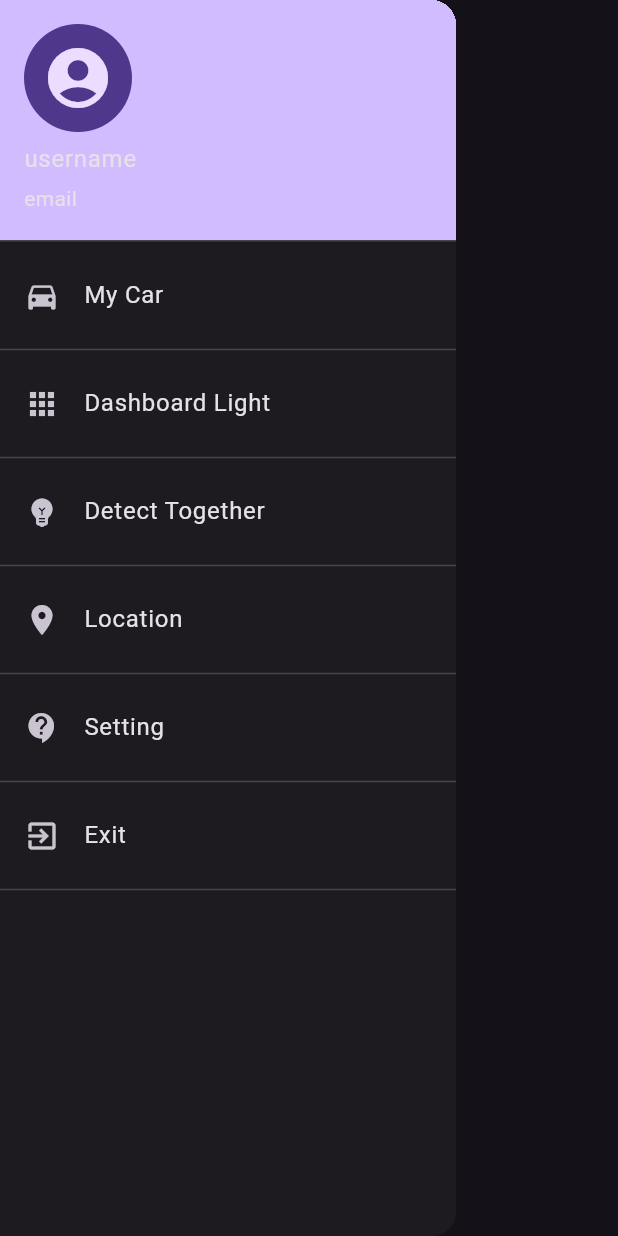
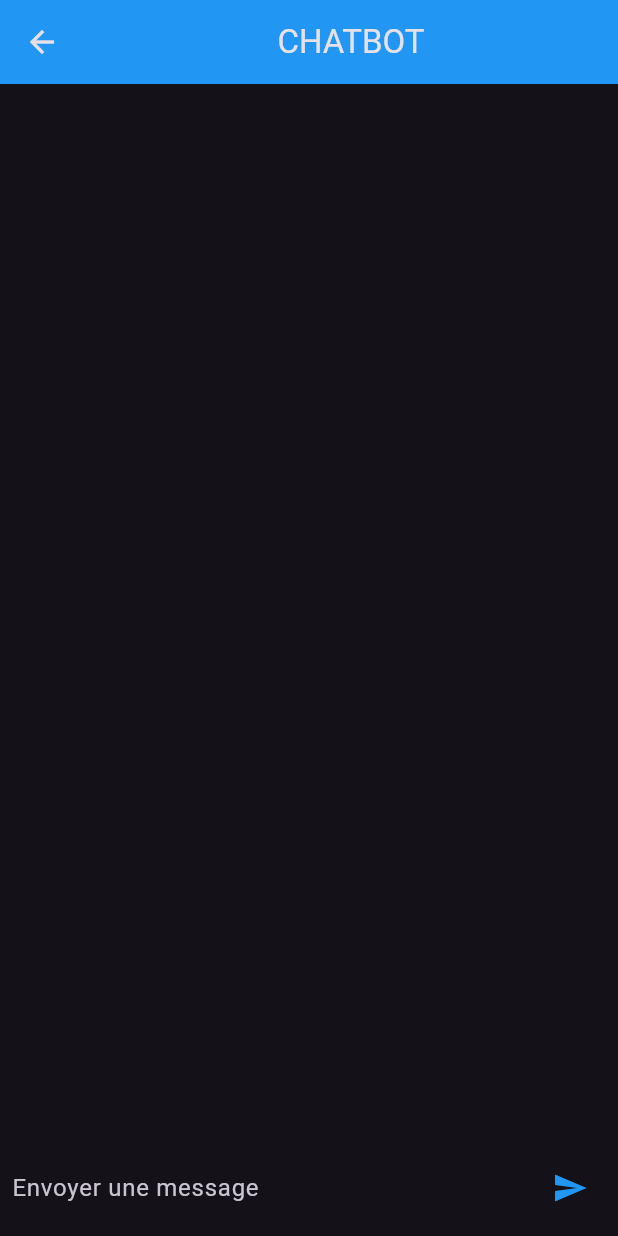
Before and after one commit to Bouamaid-Aymen/Auto-Car--Flutter, a Flutter app: the NavBar widget shown alone on an empty page, opened directly, after a tap on "Detect Together", on a phone screen of 412 x 824 dp. Run offline on Flutter 3.47's test engine with Material 3 defaults, Android fonts, the phone set to English and light mode, and no system bars; our stand-ins replace get, image_picker, lottie, shared_preferences, velocity_x; missing offline and left inert: chat_gpt_sdk; accounts and stored records are empty; network calls fail.

Commit message:
ChatBot_Page

```diff
--- /dev/null
+++ b/lib/screens/ChatBot/chatbotPage.dart
@@ -0,0 +1,96 @@
+import 'dart:async';
+
+import 'package:chat_gpt_sdk/chat_gpt_sdk.dart';
+import 'package:flutter/material.dart';
+import 'package:my_app_car/screens/ChatBot/ChatMessage.dart';
+import 'package:velocity_x/velocity_x.dart';
+
+class Chatbot extends StatefulWidget {
+  const Chatbot({Key? key}) : super(key: key);
+
+  @override
+  State<Chatbot> createState() => _ChatbotState();
+}
+
+class _ChatbotState extends State<Chatbot> {
+  final TextEditingController _controller = TextEditingController();
+
+  final List<ChatMessage> _messages = [];
+  late OpenAI? chatGPT;
+  StreamSubscription? _subscription;
+  @override
+  void initState() {
+    super.initState();
+  }
+
+  @override
+  void dispose() {
+    _subscription?.cancel();
+    super.dispose();
+  }
+
+  void _sendMessage() {
+    setState(() {
+      _messages.insert(
+        0,
+        ChatMessage(
+          text: _controller.text,
+          sender: "Utilisateur",
+          isImage: false,
+        ),
+      );
+    });
+    _controller.clear();
+  }
+
+  Widget _buildTextComposer() {
+    return Row(
+      children: [
+        Expanded(
+          child: TextField(
+            controller: _controller,
+            onSubmitted: (value) => _sendMessage(),
+            decoration:
+                InputDecoration.collapsed(hintText: "Envoyer une message"),
+          ),
+        ),
+        IconButton(
+          onPressed: _sendMessage,
+          icon: const Icon(Icons.send, color: Colors.blue),
+        ),
+      ],
+    );
+  }
+
+  @override
+  Widget build(BuildContext context) {
+    return Scaffold(
+      appBar: AppBar(
+        backgroundColor: Colors.blue,
+        title: Center(child: const Text("CHATBOT")),
+      ),
+      body: SafeArea(
+        child: Column(
+          children: [
+            Flexible(
+              child: ListView.builder(
+                reverse: true,
+                padding: Vx.m8,
+                itemCount: _messages.length,
+                itemBuilder: (context, index) {
+                  return _messages[index];
+                },
+              ),
+            ),
+            Container(
+              padding: EdgeInsets.only(
+                  left: 8, right: 8, bottom: 8), // Ajout du padding
+              decoration: BoxDecoration(color: Theme.of(context).cardColor),
+              child: _buildTextComposer(),
+            ),
+          ],
+        ),
+      ),
+    );
+  }
+}
--- a/lib/utils/NavBar.dart
+++ b/lib/utils/NavBar.dart
@@ -1,6 +1,7 @@
 import 'package:flutter/material.dart';
 import 'package:my_app_car/screens/Car_list.dart';
 import 'package:my_app_car/screens/Dashboard_Lights.dart';
+import 'package:my_app_car/screens/ChatBot/chatbotPage.dart';
 import 'package:my_app_car/screens/login_page.dart';
 import 'package:my_app_car/screens/my_car.dart';
 import 'package:my_app_car/setting/setting.dart';
@@ -49,7 +50,12 @@ class NavBar extends StatelessWidget {
           ListTile(
             leading: Icon(Icons.emoji_objects),
             title: Text('Detect Together'),
-            onTap: () => null,
+             onTap: () {
+              Navigator.push(
+                context,
+                MaterialPageRoute(builder: (context) => Chatbot()),
+              );
+            },
           ),
           Divider(),
           ListTile(
--- a/pubspec.yaml
+++ b/pubspec.yaml
@@ -45,6 +45,8 @@ dependencies:
   ionicons: ^0.2.2
   flutter_svg: ^2.0.10+1
   image_picker: ^1.0.7
+  chat_gpt_sdk: ^1.0.0
+  velocity_x: ^4.1.2
 
 dev_dependencies:
   flutter_test:
```
Also changed, not shown: lib/screens/ChatBot/ChatMessage.dart (added, +42 -0 lines), lib/screens/ChatBot/threedots.dart (added, +59 -0 lines), pubspec.lock.
